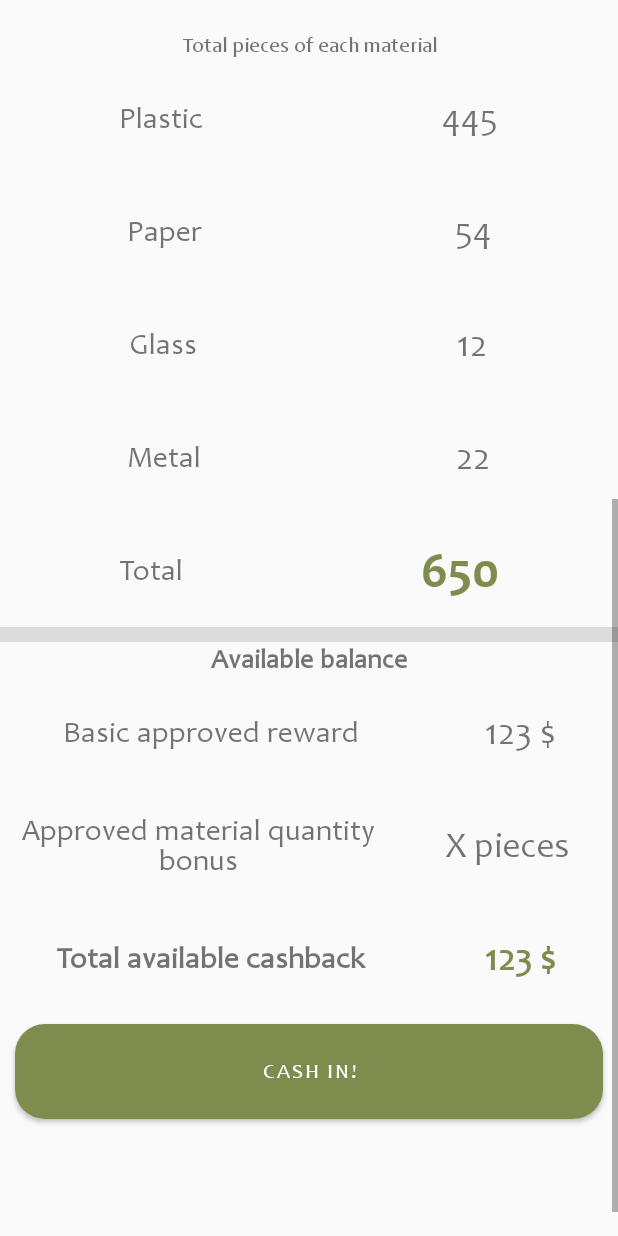
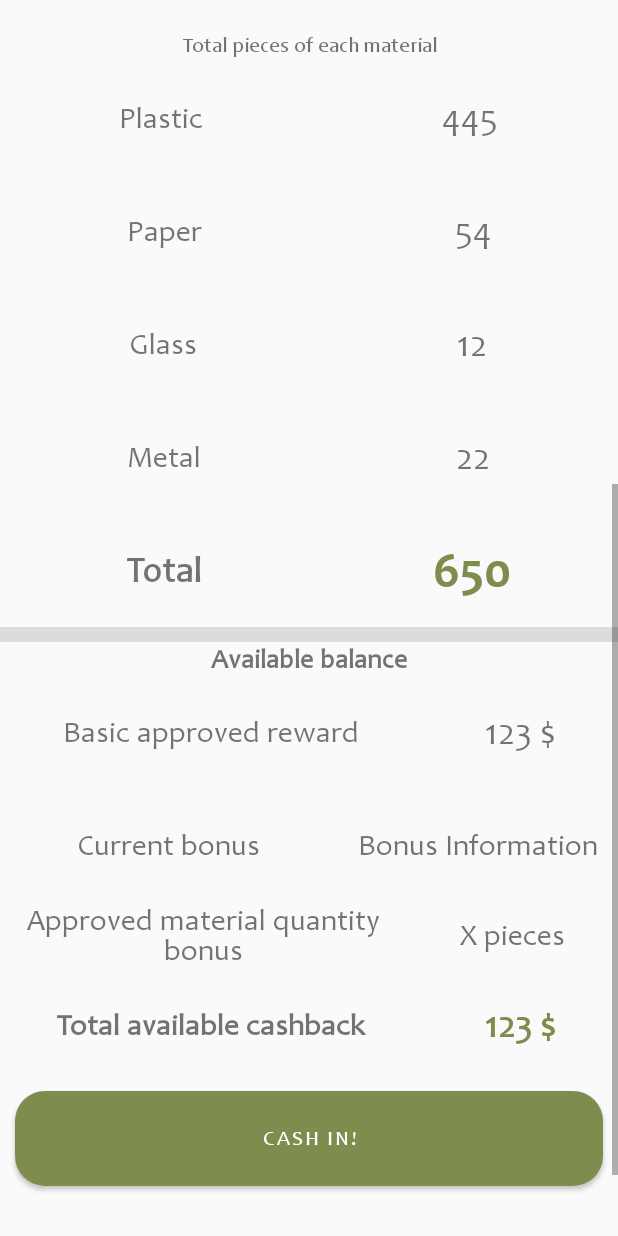
Before and after one commit to bill-chamal/ProjectGreen, an Android app: the layout fragment_user_statistics.xml on its own in the app's theme, with its tools: preview values and no code run, scrolled down 576 dp, on a phone screen of 412 x 824 dp. Run offline under Robolectric (Android 15) with nearby library versions, the phone set to English and light mode, and no system bars; plain views replace PieChart.

Commit message:
Fixed the fair bonus function and added more information about the current bonus and how it is calculated.

```diff
--- a/ProjectGreen/app/src/main/res/layout/fragment_user_statistics.xml
+++ b/ProjectGreen/app/src/main/res/layout/fragment_user_statistics.xml
@@ -38,11 +38,11 @@
                 android:textAlignment="center" />
 
             <TextView
-                android:id="@+id/txtEncourageUser"
+                android:id="@+id/progressComment"
                 android:layout_width="match_parent"
                 android:layout_height="wrap_content"
                 android:fontFamily="@font/candara"
-                android:text=""
+                android:text="Progress Comment"
                 android:textAlignment="center"
                 android:textSize="14sp"
                 android:textStyle="bold"/>
@@ -198,13 +198,14 @@
 
                 <TextView
                     android:id="@+id/textView19"
-                    android:layout_width="wrap_content"
+                    android:layout_width="75dp"
                     android:layout_height="wrap_content"
                     android:layout_weight="1"
                     android:fontFamily="@font/candara"
                     android:text="Total"
                     android:textAlignment="center"
-                    android:textSize="20sp" />
+                    android:textSize="24sp"
+                    android:textStyle="bold" />
 
                 <TextView
                     android:id="@+id/lblTotal"
@@ -269,6 +270,33 @@
                 android:orientation="horizontal">
 
                 <TextView
+                    android:id="@+id/textView27"
+                    android:layout_width="200dp"
+                    android:layout_height="wrap_content"
+                    android:layout_weight="1"
+                    android:fontFamily="@font/candara"
+                    android:text="Current bonus"
+                    android:textAlignment="center"
+                    android:textSize="20sp" />
+
+                <TextView
+                    android:id="@+id/bonusInfo"
+                    android:layout_width="wrap_content"
+                    android:layout_height="wrap_content"
+                    android:layout_weight="1"
+                    android:fontFamily="@font/candara"
+                    android:text="Bonus Information"
+                    android:textAlignment="center"
+                    android:textSize="20sp" />
+            </LinearLayout>
+
+            <LinearLayout
+                android:layout_width="match_parent"
+                android:layout_height="wrap_content"
+                android:gravity="center"
+                android:orientation="horizontal">
+
+                <TextView
                     android:id="@+id/apprQty"
                     android:layout_width="200dp"
                     android:layout_height="wrap_content"
@@ -287,7 +315,7 @@
                     android:fontFamily="@font/candara"
                     android:text="X pieces"
                     android:textAlignment="center"
-                    android:textSize="24sp" />
+                    android:textSize="20sp" />
             </LinearLayout>
 
             <LinearLayout
```
Also changed, not shown: ProjectGreen/app/src/main/java/com/example/projectgreen/User.java (+13 -8 lines), ProjectGreen/app/src/main/java/com/example/projectgreen/UserStatisticsFragment.java (+14 -10 lines).
